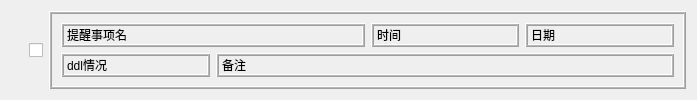
Qt form note.ui (XiangSirui/test) before a commit.
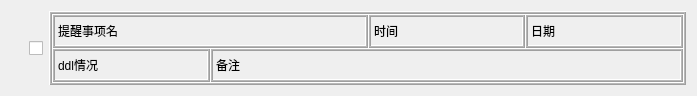
The same form after that commit.

```diff
--- a/note.ui
+++ b/note.ui
@@ -10,6 +10,18 @@
     <height>96</height>
    </rect>
   </property>
+  <property name="minimumSize">
+   <size>
+    <width>697</width>
+    <height>96</height>
+   </size>
+  </property>
+  <property name="maximumSize">
+   <size>
+    <width>697</width>
+    <height>96</height>
+   </size>
+  </property>
   <property name="windowTitle">
    <string>Dialog</string>
   </property>
@@ -50,6 +62,21 @@
         <number>1</number>
        </property>
        <layout class="QGridLayout" name="gridLayout_4">
+        <property name="leftMargin">
+         <number>0</number>
+        </property>
+        <property name="topMargin">
+         <number>0</number>
+        </property>
+        <property name="rightMargin">
+         <number>0</number>
+        </property>
+        <property name="bottomMargin">
+         <number>0</number>
+        </property>
+        <property name="spacing">
+         <number>0</number>
+        </property>
         <item row="0" column="0">
          <layout class="QGridLayout" name="gridLayout">
           <item row="0" column="0" colspan="2">
```
